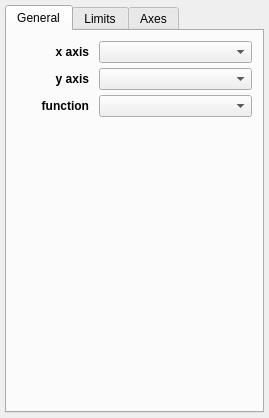
glue-viz/glue, file glue/viewers/profile/qt/options_widget.ui: the form before one commit.
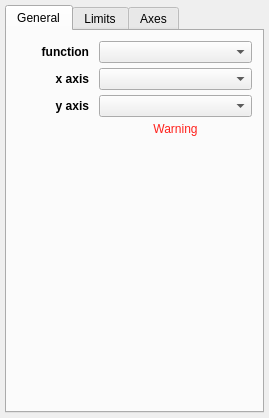
The form after the commit. Custom widgets are drawn as their Qt base class.

Commit message: Show warning when profile viewer is empty

What changed in the file:
```diff
--- a/glue/viewers/profile/qt/options_widget.ui
+++ b/glue/viewers/profile/qt/options_widget.ui
@@ -57,20 +57,7 @@
        <property name="verticalSpacing">
         <number>5</number>
        </property>
-       <item row="4" column="0">
-        <spacer name="verticalSpacer_2">
-         <property name="orientation">
-          <enum>Qt::Vertical</enum>
-         </property>
-         <property name="sizeHint" stdset="0">
-          <size>
-           <width>20</width>
-           <height>40</height>
-          </size>
-         </property>
-        </spacer>
-       </item>
-       <item row="2" column="0">
+       <item row="3" column="0">
         <widget class="QLabel" name="label_4">
          <property name="font">
           <font>
@@ -86,30 +73,14 @@
          </property>
         </widget>
        </item>
-       <item row="0" column="0">
-        <widget class="QLabel" name="label_3">
-         <property name="font">
-          <font>
-           <weight>75</weight>
-           <bold>true</bold>
-          </font>
-         </property>
-         <property name="text">
-          <string>x axis</string>
-         </property>
-         <property name="alignment">
-          <set>Qt::AlignRight|Qt::AlignTrailing|Qt::AlignVCenter</set>
-         </property>
-        </widget>
-       </item>
-       <item row="0" column="1" colspan="2">
+       <item row="1" column="1" colspan="2">
         <widget class="QComboBox" name="combosel_x_att">
          <property name="sizeAdjustPolicy">
           <enum>QComboBox::AdjustToMinimumContentsLength</enum>
          </property>
         </widget>
        </item>
-       <item row="4" column="1" colspan="2">
+       <item row="5" column="1" colspan="2">
         <spacer name="horizontalSpacer">
          <property name="orientation">
           <enum>Qt::Horizontal</enum>
@@ -122,10 +93,39 @@
          </property>
         </spacer>
        </item>
-       <item row="2" column="1" colspan="2">
+       <item row="1" column="0">
+        <widget class="QLabel" name="label_3">
+         <property name="font">
+          <font>
+           <weight>75</weight>
+           <bold>true</bold>
+          </font>
+         </property>
+         <property name="text">
+          <string>x axis</string>
+         </property>
+         <property name="alignment">
+          <set>Qt::AlignRight|Qt::AlignTrailing|Qt::AlignVCenter</set>
+         </property>
+        </widget>
+       </item>
+       <item row="5" column="0">
+        <spacer name="verticalSpacer_2">
+         <property name="orientation">
+          <enum>Qt::Vertical</enum>
+         </property>
+         <property name="sizeHint" stdset="0">
+          <size>
+           <width>20</width>
+           <height>40</height>
+          </size>
+         </property>
+        </spacer>
+       </item>
+       <item row="3" column="1" colspan="2">
         <widget class="QComboBox" name="combosel_y_att"/>
        </item>
-       <item row="3" column="0">
+       <item row="0" column="0">
         <widget class="QLabel" name="label">
          <property name="font">
           <font>
@@ -141,9 +141,25 @@
          </property>
         </widget>
        </item>
-       <item row="3" column="1" colspan="2">
+       <item row="0" column="1" colspan="2">
         <widget class="QComboBox" name="combosel_function"/>
        </item>
+       <item row="4" column="1" colspan="2">
+        <widget class="QLabel" name="text_warning">
+          <property name="styleSheet">
+           <string notr="true">color: rgb(255, 33, 28)</string>
+          </property>
+          <property name="text">
+           <string>Warning</string>
+          </property>
+          <property name="alignment">
+           <set>Qt::AlignCenter</set>
+          </property>
+          <property name="wordWrap">
+           <bool>true</bool>
+          </property>
+        </widget>
+       </item>
       </layout>
      </widget>
      <widget class="QWidget" name="tab_2">
```
The commit also changes 4 other files.
